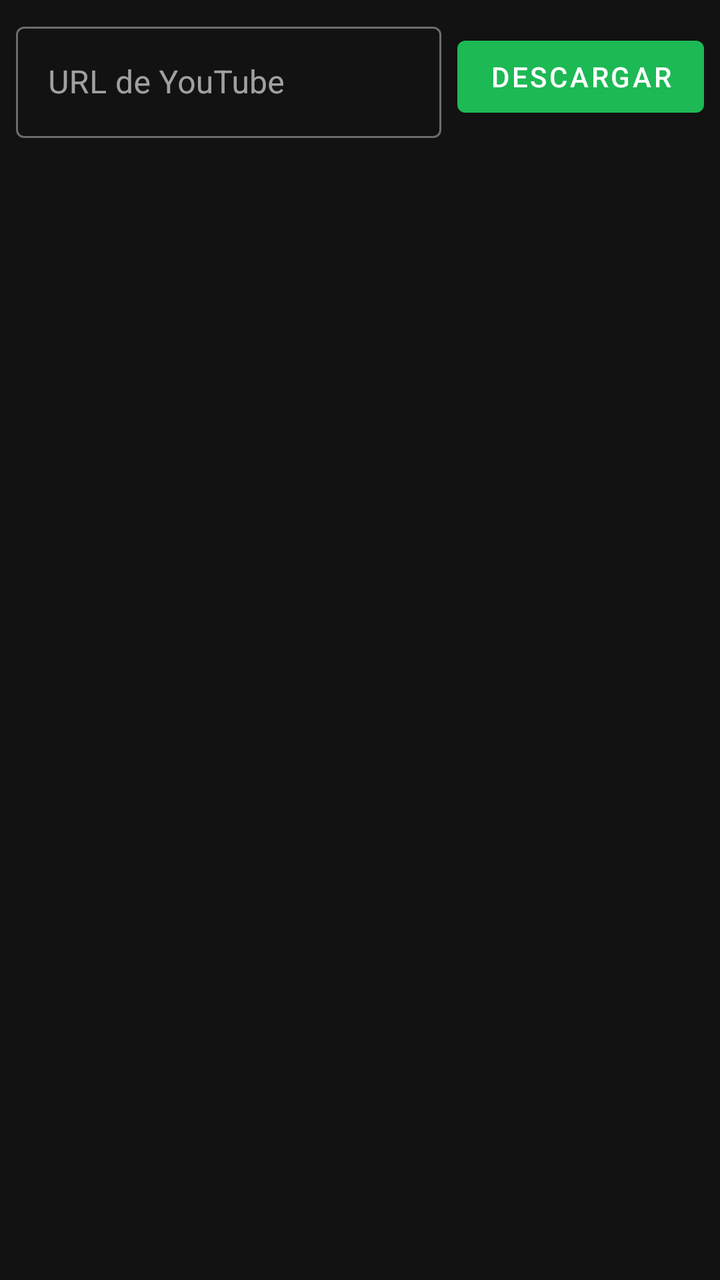
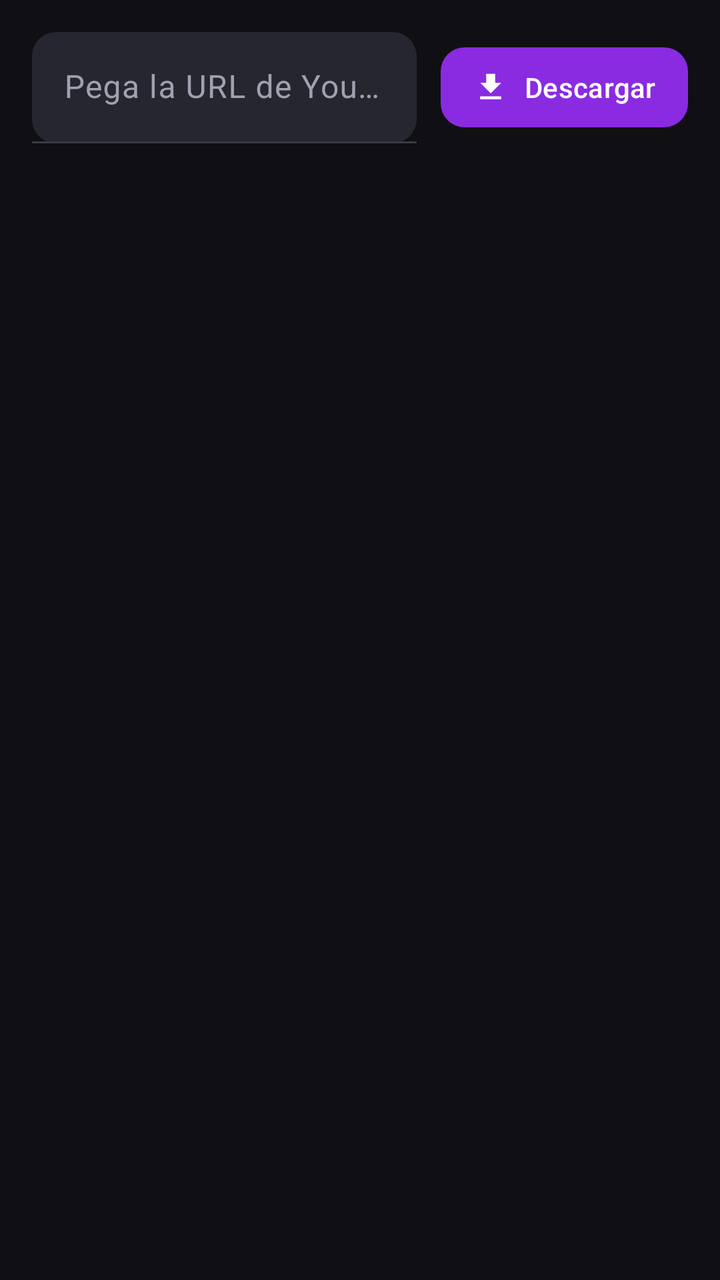

Before-and-after screenshots of an Android layout around one commit, followed by the original layout XML and the change that was made.
<!-- AndroidManifest.xml: application theme Theme.MusicDownloader -->
<!-- res/layout/fragment_downloads.xml -->
<?xml version="1.0" encoding="utf-8"?>
<androidx.coordinatorlayout.widget.CoordinatorLayout xmlns:android="http://schemas.android.com/apk/res/android"
    android:layout_width="match_parent"
    android:layout_height="match_parent">

    <LinearLayout
        android:layout_width="match_parent"
        android:layout_height="match_parent"
        android:orientation="vertical">

        <LinearLayout
            android:layout_width="match_parent"
            android:layout_height="wrap_content"
            android:orientation="horizontal"
            android:padding="8dp">

            <com.google.android.material.textfield.TextInputLayout
                android:layout_width="0dp"
                android:layout_height="wrap_content"
                android:layout_weight="1"
                android:layout_marginEnd="8dp"
                style="@style/Widget.MaterialComponents.TextInputLayout.OutlinedBox">

                <com.google.android.material.textfield.TextInputEditText
                    android:id="@+id/et_url"
                    android:layout_width="match_parent"
                    android:layout_height="wrap_content"
                    android:hint="URL de YouTube"
                    android:inputType="textUri"
                    android:imeOptions="actionDone" />

            </com.google.android.material.textfield.TextInputLayout>

            <com.google.android.material.button.MaterialButton
                android:id="@+id/btn_download"
                android:layout_width="wrap_content"
                android:layout_height="wrap_content"
                android:text="Descargar"
                android:layout_gravity="center" />

        </LinearLayout>

        <androidx.recyclerview.widget.RecyclerView
            android:id="@+id/rv_downloads"
            android:layout_width="match_parent"
            android:layout_height="0dp"
            android:layout_weight="1"
            android:clipToPadding="false"
            android:padding="8dp" />

        <TextView
            android:id="@+id/tv_empty"
            android:layout_width="wrap_content"
            android:layout_height="wrap_content"
            android:layout_gravity="center"
            android:text="No hay descargas. Pega una URL de YouTube arriba."
            android:textAlignment="center"
            android:visibility="gone" />

    </LinearLayout>

</androidx.coordinatorlayout.widget.CoordinatorLayout>
<!-- resources referenced by this layout -->
<resources>
  <style name="Theme.MusicDownloader" parent="Theme.MaterialComponents.DayNight.NoActionBar">
          <item name="colorPrimary">@color/primary</item>
          <item name="colorPrimaryVariant">@color/primary_variant</item>
          <item name="colorOnPrimary">@color/on_primary</item>
          <item name="colorSecondary">@color/secondary</item>
          <item name="colorOnSecondary">@color/on_secondary</item>
          <item name="colorOnBackground">@color/on_background</item>
          <item name="colorSurface">@color/surface</item>
          <item name="colorOnSurface">@color/on_surface</item>
          <item name="android:colorBackground">@color/background</item>
          <item name="android:statusBarColor">@color/background</item>
          <item name="android:navigationBarColor">@color/background</item>
      </style>
  <color name="primary">#1DB954</color>
  <color name="primary_variant">#169C46</color>
  <color name="on_primary">#FFFFFF</color>
  <color name="secondary">#191414</color>
  <color name="on_secondary">#FFFFFF</color>
  <color name="on_background">#FFFFFF</color>
  <color name="surface">#1E1E1E</color>
  <color name="on_surface">#FFFFFF</color>
  <color name="background">#121212</color>
</resources>

<!-- the commit's change to res/layout/fragment_downloads.xml (unified diff, before → after) -->
@@ -1,7 +1,9 @@
 <?xml version="1.0" encoding="utf-8"?>
 <androidx.coordinatorlayout.widget.CoordinatorLayout xmlns:android="http://schemas.android.com/apk/res/android"
+    xmlns:app="http://schemas.android.com/apk/res-auto"
     android:layout_width="match_parent"
-    android:layout_height="match_parent">
+    android:layout_height="match_parent"
+    android:background="@color/background">
 
     <LinearLayout
         android:layout_width="match_parent"
@@ -11,23 +13,38 @@
         <LinearLayout
             android:layout_width="match_parent"
             android:layout_height="wrap_content"
+            android:gravity="center_vertical"
             android:orientation="horizontal"
-            android:padding="8dp">
+            android:paddingStart="16dp"
+            android:paddingEnd="16dp"
+            android:paddingTop="16dp"
+            android:paddingBottom="8dp">
 
             <com.google.android.material.textfield.TextInputLayout
                 android:layout_width="0dp"
                 android:layout_height="wrap_content"
+                android:layout_marginEnd="12dp"
                 android:layout_weight="1"
-                android:layout_marginEnd="8dp"
-                style="@style/Widget.MaterialComponents.TextInputLayout.OutlinedBox">
+                app:boxBackgroundMode="filled"
+                app:boxBackgroundColor="@color/surface_high"
+                app:boxCornerRadiusBottomEnd="12dp"
+                app:boxCornerRadiusBottomStart="12dp"
+                app:boxCornerRadiusTopEnd="12dp"
+                app:boxCornerRadiusTopStart="12dp"
+                app:endIconMode="clear_text"
+                app:hintEnabled="true"
+                app:hintTextColor="@color/text_secondary"
+                style="@style/Widget.Material3.TextInputLayout.FilledBox">
 
                 <com.google.android.material.textfield.TextInputEditText
                     android:id="@+id/et_url"
                     android:layout_width="match_parent"
                     android:layout_height="wrap_content"
-                    android:hint="URL de YouTube"
+                    android:hint="@string/url_hint"
+                    android:imeOptions="actionDone"
                     android:inputType="textUri"
-                    android:imeOptions="actionDone" />
+                    android:textColor="@color/on_surface"
+                    android:textColorHint="@color/text_secondary" />
 
             </com.google.android.material.textfield.TextInputLayout>
 
@@ -35,8 +52,13 @@
                 android:id="@+id/btn_download"
                 android:layout_width="wrap_content"
                 android:layout_height="wrap_content"
-                android:text="Descargar"
-                android:layout_gravity="center" />
+                android:layout_gravity="center"
+                android:paddingStart="16dp"
+                android:paddingEnd="16dp"
+                android:text="@string/download"
+                app:cornerRadius="12dp"
+                app:icon="@drawable/ic_downloads"
+                app:iconTint="@color/on_primary" />
 
         </LinearLayout>
 
@@ -46,15 +68,22 @@
             android:layout_height="0dp"
             android:layout_weight="1"
             android:clipToPadding="false"
-            android:padding="8dp" />
+            android:paddingStart="16dp"
+            android:paddingEnd="16dp"
+            android:paddingTop="4dp"
+            android:paddingBottom="16dp"
+            android:scrollbars="none" />
 
         <TextView
             android:id="@+id/tv_empty"
             android:layout_width="wrap_content"
             android:layout_height="wrap_content"
             android:layout_gravity="center"
+            android:gravity="center"
             android:text="No hay descargas. Pega una URL de YouTube arriba."
             android:textAlignment="center"
+            android:textColor="@color/text_secondary"
+            android:textSize="15sp"
             android:visibility="gone" />
 
     </LinearLayout>
<!-- resource entries referenced after the edit -->
@@ -1,26 +1,60 @@
 <!-- resources referenced by this layout -->
 <resources>
-  <style name="Theme.MusicDownloader" parent="Theme.MaterialComponents.DayNight.NoActionBar">
+  <style name="Theme.MusicDownloader" parent="Theme.Material3.DayNight.NoActionBar">
           <item name="colorPrimary">@color/primary</item>
-          <item name="colorPrimaryVariant">@color/primary_variant</item>
           <item name="colorOnPrimary">@color/on_primary</item>
+          <item name="colorPrimaryContainer">@color/primary_container</item>
+          <item name="colorOnPrimaryContainer">@color/on_primary_container</item>
           <item name="colorSecondary">@color/secondary</item>
           <item name="colorOnSecondary">@color/on_secondary</item>
-          <item name="colorOnBackground">@color/on_background</item>
+          <item name="colorSecondaryContainer">@color/secondary_container</item>
+          <item name="colorOnSecondaryContainer">@color/on_secondary_container</item>
           <item name="colorSurface">@color/surface</item>
           <item name="colorOnSurface">@color/on_surface</item>
+          <item name="colorSurfaceVariant">@color/surface_variant</item>
+          <item name="colorOnSurfaceVariant">@color/on_surface_variant</item>
+          <item name="colorSurfaceContainerLow">@color/surface_low</item>
+          <item name="colorSurfaceContainer">@color/surface</item>
+          <item name="colorSurfaceContainerHigh">@color/surface_high</item>
+          <item name="colorOutline">@color/outline</item>
           <item name="android:colorBackground">@color/background</item>
           <item name="android:statusBarColor">@color/background</item>
           <item name="android:navigationBarColor">@color/background</item>
+          <item name="android:windowLightStatusBar">false</item>
+          <item name="android:windowLightNavigationBar">false</item>
+          <item name="android:windowBackground">@color/background</item>
+          <item name="materialCardViewStyle">@style/Widget.Material3.CardView.Elevated</item>
+          <item name="bottomNavigationStyle">@style/Widget.Material3.BottomNavigationView</item>
+          <item name="tabStyle">@style/Widget.Material3.TabLayout</item>
       </style>
-  <color name="primary">#1DB954</color>
-  <color name="primary_variant">#169C46</color>
+  <color name="primary">#8A2BE2</color>
+  <color name="primary_container">#4B1D8F</color>
+  <color name="on_primary_container">#F3E8FF</color>
   <color name="on_primary">#FFFFFF</color>
-  <color name="secondary">#191414</color>
+  <color name="secondary">#FF6B6B</color>
   <color name="on_secondary">#FFFFFF</color>
-  <color name="on_background">#FFFFFF</color>
-  <color name="surface">#1E1E1E</color>
-  <color name="on_surface">#FFFFFF</color>
-  <color name="background">#121212</color>
+  <color name="secondary_container">#5C1E1E</color>
+  <color name="on_secondary_container">#FFDADA</color>
+  <color name="surface">#16161C</color>
+  <color name="surface_variant">#2A2A34</color>
+  <color name="on_surface_variant">#A0A0B0</color>
+  <color name="surface_low">#1E1E26</color>
+  <color name="outline">#3A3A46</color>
+  <color name="on_surface">#EDEDF2</color>
+  <color name="surface_high">#262630</color>
+  <color name="text_secondary">#9E9EAE</color>
+  <!-- drawable ic_downloads (drawable) -->
+  <vector xmlns:android="http://schemas.android.com/apk/res/android"
+      android:width="24dp"
+      android:height="24dp"
+      android:viewportWidth="24"
+      android:viewportHeight="24">
+      <path
+          android:fillColor="#FFFFFF"
+          android:pathData="M19,9h-4V3H9v6H5l7,7 7,-7zM5,18v2h14v-2H5z"/>
+  </vector>
+  <string name="download">Descargar</string>
+  <string name="url_hint">Pega la URL de YouTube / YouTube Music</string>
+  <color name="background">#0F0F14</color>
 </resources>
 
